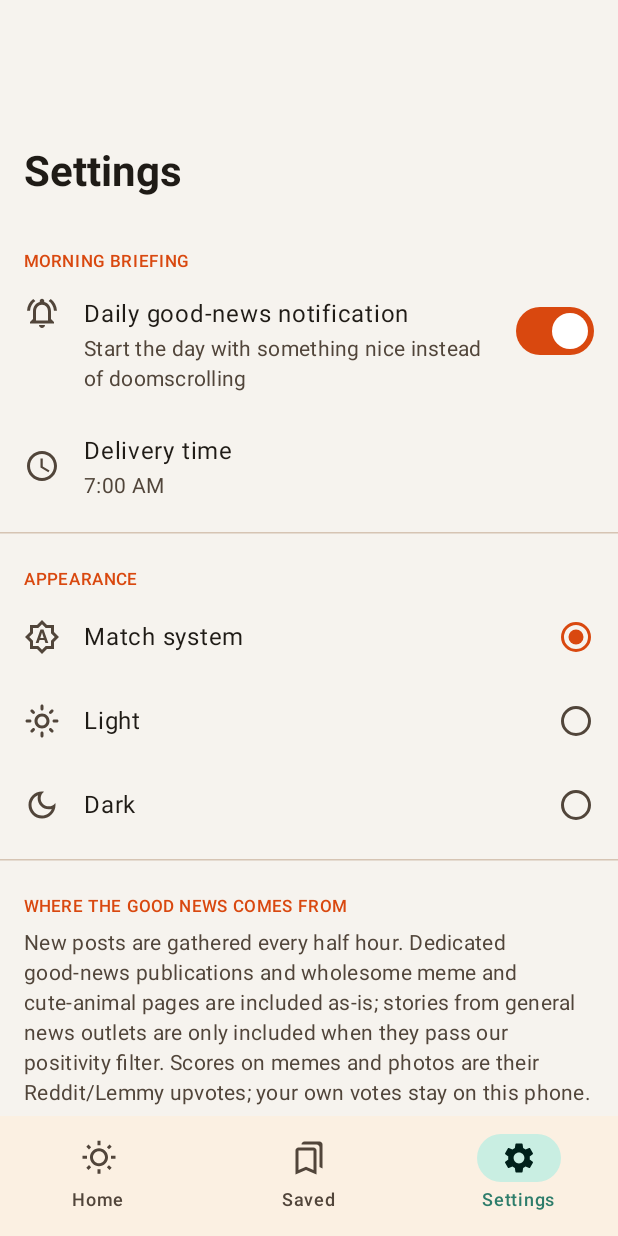
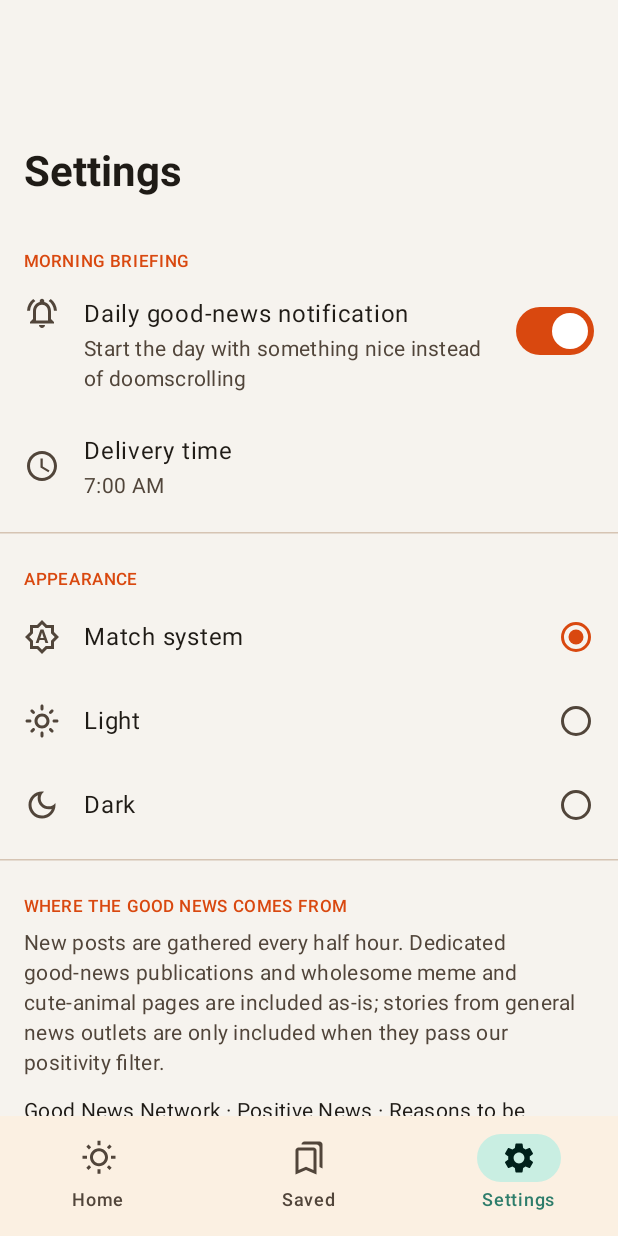
Before and after one commit to rockstoneballs/test, an Android app built with Jetpack Compose: the screen it shows after launch (MainActivity), item 3 of the bottom bar chosen, on a phone screen of 412 x 824 dp. Run offline under Robolectric (Android 15) with nearby library versions, the phone set to English and light mode, and no system bars; our stand-ins replace Room's generated code; libraries missing offline, so code that uses them is left out: coil.decode; network calls fail; pictures from the network do not load; 3 statements that could not run were skipped.

Commit message:
Remove voting: a news site, not a social site
- No vote buttons, scores, comment counts or "Top" (most-upvoted) sort in
  the website or the app. Sorts are now "Top stories" and "Latest".
- Posts keep Share and Save. Memes and animal photos keep a plain "View the
  original post" link on their page, as credit.
- Source-site popularity still quietly helps pick the best memes; it's
  never shown.
- Android: the votes table is dropped with a Room migration (v3); saved
  posts are kept.

Co-Authored-By: Claude Opus 5.5 <noreply@anthropic.com>
Claude-Session: https://claude.ai/code/session_01PX36bUWkL7C786FVHKA7CF

```diff
--- a/android/app/src/main/java/app/sunnyside/news/data/Models.kt
+++ b/android/app/src/main/java/app/sunnyside/news/data/Models.kt
@@ -146,34 +146,25 @@ enum class Region(val label: String, val emoji: String) {
     }
 }
 
-enum class SortMode(val label: String, val emoji: String) { Hot("Hot", "🔥"), New("New", "✨"), Top("Top", "🏆") }
+enum class SortMode(val label: String, val emoji: String) { Hot("Top stories", "⭐"), New("Latest", "🕒") }
 
 enum class ViewMode { Card, Compact }
 
-/** Ranking shared with the website (web/app.js): uplift + votes, decaying with age. */
+/** "Top stories" ranking, shared with the website (web/app.js): uplift, decaying with age. */
 object Ranking {
-    fun points(story: Story, myVote: Int): Int = (story.score ?: 0) + myVote
-
-    fun hot(story: Story, myVote: Int, now: Long = System.currentTimeMillis()): Double {
+    fun hot(story: Story, now: Long = System.currentTimeMillis()): Double {
         val ageHours = (now - story.publishedAtMillis) / 3_600_000.0
-        val votes = max(points(story, myVote), 0)
-        // Votes help, but are capped so news (which has no Reddit votes) isn't buried under memes.
-        val social = min(3.0, 0.75 * log10(1.0 + votes))
-        return story.uplift + social + (if (story.imageUrl != null) 0.5 else 0.0) + 2 * myVote - ageHours / 6
+        // For memes and animal photos, popularity on the source site picks the best ones (never shown).
+        val popular = min(3.0, 0.75 * log10(1.0 + max(story.score ?: 0, 0)))
+        return story.uplift + popular + (if (story.imageUrl != null) 0.5 else 0.0) - ageHours / 6
     }
 
-    /** Hot and Top show this many news stories for every meme / cute-animal post. */
+    /** "Top stories" shows this many news stories for every meme / cute-animal post. */
     const val NEWS_PER_SOCIAL = 3
 
-    fun sort(stories: List<Story>, mode: SortMode, votes: Map<String, Int>, now: Long = System.currentTimeMillis()): List<Story> {
+    fun sort(stories: List<Story>, mode: SortMode, now: Long = System.currentTimeMillis()): List<Story> {
         if (mode == SortMode.New) return stories.sortedByDescending { it.publishedAtMillis }
-        val comparator: Comparator<Story> = when (mode) {
-            // News has no upvotes of its own, so it ranks by uplift, then freshness.
-            SortMode.Top -> compareByDescending<Story> { points(it, votes[it.id] ?: 0) }
-                .thenByDescending { it.uplift }
-                .thenByDescending { it.publishedAtMillis }
-            else -> compareByDescending { hot(it, votes[it.id] ?: 0, now) }
-        }
+        val comparator = compareByDescending<Story> { hot(it, now) }
         val (news, social) = stories.partition { it.kind == PostKind.Article }
         return blend(news.sortedWith(comparator), social.sortedWith(comparator))
     }
--- a/android/app/src/main/java/app/sunnyside/news/data/NewsRepository.kt
+++ b/android/app/src/main/java/app/sunnyside/news/data/NewsRepository.kt
@@ -4,7 +4,6 @@ import android.content.Context
 import app.sunnyside.news.data.local.AppDatabase
 import app.sunnyside.news.data.local.PetEntity
 import app.sunnyside.news.data.local.StoryEntity
-import app.sunnyside.news.data.local.VoteEntity
 import app.sunnyside.news.data.local.toPet
 import app.sunnyside.news.data.local.toSavedEntity
 import app.sunnyside.news.data.local.toStory
@@ -41,8 +40,6 @@ class NewsRepository(
 
     val savedIds: Flow<Set<String>> = db.saved().observeIds().map { it.toSet() }
 
-    val votes: Flow<Map<String, Int>> = db.votes().observeAll().map { list -> list.associate { it.id to it.value } }
-
     /** All pets, newest first. The first kitten/puppy are the pets of the day. */
     val pets: Flow<List<Pet>> = db.pets().observeAll().map { list -> list.map { it.toPet() } }
 
@@ -54,11 +51,6 @@ class NewsRepository(
 
     suspend fun toggleSaved(story: Story, currentlySaved: Boolean) {
         if (currentlySaved) db.saved().remove(story.id) else db.saved().save(story.toSavedEntity(System.currentTimeMillis()))
-    }
-
-    /** Up (1) or down (-1); voting the same way again clears the vote, like Reddit. */
-    suspend fun vote(id: String, direction: Int, current: Int) {
-        if (current == direction || direction == 0) db.votes().clear(id) else db.votes().set(VoteEntity(id, direction))
     }
 
     /**
--- a/android/app/src/main/java/app/sunnyside/news/data/local/AppDatabase.kt
+++ b/android/app/src/main/java/app/sunnyside/news/data/local/AppDatabase.kt
@@ -8,15 +8,14 @@ import androidx.room.migration.Migration
 import androidx.sqlite.db.SupportSQLiteDatabase
 
 @Database(
-    entities = [StoryEntity::class, SavedStoryEntity::class, PetEntity::class, VoteEntity::class],
-    version = 2,
+    entities = [StoryEntity::class, SavedStoryEntity::class, PetEntity::class],
+    version = 3,
     exportSchema = false,
 )
 abstract class AppDatabase : RoomDatabase() {
     abstract fun stories(): StoryDao
     abstract fun saved(): SavedStoryDao
     abstract fun pets(): PetDao
-    abstract fun votes(): VoteDao
 
     companion object {
         /** v2 adds Reddit-style fields (kind, votes, comments…) and the votes table. Saved posts are kept. */
@@ -35,9 +34,16 @@ abstract class AppDatabase : RoomDatabase() {
             }
         }
 
+        /** v3 removes voting. */
+        private val MIGRATION_2_3 = object : Migration(2, 3) {
+            override fun migrate(db: SupportSQLiteDatabase) {
+                db.execSQL("DROP TABLE IF EXISTS votes")
+            }
+        }
+
         fun create(context: Context): AppDatabase =
             Room.databaseBuilder(context, AppDatabase::class.java, "sunnyside.db")
-                .addMigrations(MIGRATION_1_2)
+                .addMigrations(MIGRATION_1_2, MIGRATION_2_3)
                 .fallbackToDestructiveMigration()
                 .build()
     }
--- a/android/app/src/main/java/app/sunnyside/news/data/local/Daos.kt
+++ b/android/app/src/main/java/app/sunnyside/news/data/local/Daos.kt
@@ -54,18 +54,6 @@ interface SavedStoryDao {
 }
 
 @Dao
-interface VoteDao {
-    @Query("SELECT * FROM votes")
-    fun observeAll(): Flow<List<VoteEntity>>
-
-    @Upsert
-    suspend fun set(vote: VoteEntity)
-
-    @Query("DELETE FROM votes WHERE id = :id")
-    suspend fun clear(id: String)
-}
-
-@Dao
 interface PetDao {
     @Query("SELECT * FROM pets ORDER BY date DESC, kind ASC")
     fun observeAll(): Flow<List<PetEntity>>
--- a/android/app/src/main/java/app/sunnyside/news/ui/SunnysideNavHost.kt
+++ b/android/app/src/main/java/app/sunnyside/news/ui/SunnysideNavHost.kt
@@ -61,10 +61,9 @@ private fun rememberPostCallbacks(nav: NavHostController, vm: PostsViewModel): P
     return remember(nav, vm, toolbar) {
         PostCallbacks(
             open = { nav.navigate("post/${it.id}") },
-            vote = { story, direction -> vm.vote(story, direction) },
             toggleSave = { vm.toggleSave(it) },
             share = { shareText(context, it.title, shareBody(it)) },
-            openDiscussion = { story -> story.discussionUrl?.let { openInBrowser(context, it, toolbar) } },
+            openOriginal = { story -> story.discussionUrl?.let { openInBrowser(context, it, toolbar) } },
         )
     }
 }
--- a/android/app/src/main/java/app/sunnyside/news/ui/ViewModels.kt
+++ b/android/app/src/main/java/app/sunnyside/news/ui/ViewModels.kt
@@ -36,19 +36,15 @@ import kotlinx.coroutines.launch
 private fun <T> Flow<T>.asState(vm: ViewModel, initial: T): StateFlow<T> =
     stateIn(vm.viewModelScope, SharingStarted.WhileSubscribed(5_000), initial)
 
-/** Shared by every screen that shows posts: votes, saves, sort and layout. */
+/** Shared by every screen that shows posts: saves, sort and layout. */
 abstract class PostsViewModel(
     protected val repo: NewsRepository,
     protected val settingsRepo: SettingsRepository,
 ) : ViewModel() {
     val user: StateFlow<PostUserState> =
-        combine(repo.votes, repo.savedIds) { votes, saved -> PostUserState(votes, saved) }.asState(this, PostUserState())
+        repo.savedIds.map { PostUserState(it) }.asState(this, PostUserState())
 
     val settings: StateFlow<Settings> = settingsRepo.settings.asState(this, Settings())
-
-    fun vote(story: Story, direction: Int) = viewModelScope.launch {
-        repo.vote(story.id, direction, repo.votes.first()[story.id] ?: 0)
-    }
 
     fun toggleSave(story: Story) = viewModelScope.launch {
         repo.toggleSaved(story, story.id in repo.savedIds.first())
@@ -77,9 +73,9 @@ class HomeViewModel(repo: NewsRepository, settingsRepo: SettingsRepository) : Po
     val message: StateFlow<String?> = _message.asStateFlow()
     val updatedAt: StateFlow<Long?> = repo.feedUpdatedAt
 
-    val state: StateFlow<HomeState> = combine(repo.stories, repo.pets, repo.votes, settingsRepo.settings) { stories, pets, votes, s ->
+    val state: StateFlow<HomeState> = combine(repo.stories, repo.pets, settingsRepo.settings) { stories, pets, s ->
         HomeState(
-            posts = Ranking.sort(stories, s.sort, votes),
+            posts = Ranking.sort(stories, s.sort),
             kitten = pets.firstOrNull { it.kind == PetKind.Kitten },
             puppy = pets.firstOrNull { it.kind == PetKind.Puppy },
             loaded = true,
@@ -124,7 +120,7 @@ class SearchViewModel(repo: NewsRepository, settingsRepo: SettingsRepository) :
     private val _query = MutableStateFlow("")
     val query: StateFlow<String> = _query.asStateFlow()
 
-    val results: StateFlow<List<Story>> = combine(repo.stories, repo.votes, settingsRepo.settings, _query) { stories, votes, s, q ->
+    val results: StateFlow<List<Story>> = combine(repo.stories, settingsRepo.settings, _query) { stories, s, q ->
         val words = q.trim().lowercase().split(Regex("\\s+")).filter { it.isNotEmpty() }
         if (words.isEmpty()) {
             emptyList()
@@ -135,7 +131,6 @@ class SearchViewModel(repo: NewsRepository, settingsRepo: SettingsRepository) :
                     words.all { it in hay }
                 },
                 s.sort,
-                votes,
             )
         }
     }.asState(this, emptyList())
@@ -159,13 +154,13 @@ class DetailViewModel(repo: NewsRepository, settingsRepo: SettingsRepository, ha
     PostsViewModel(repo, settingsRepo) {
     private val id: String = checkNotNull(handle["id"])
 
-    val state: StateFlow<DetailState> = combine(repo.story(id), repo.stories, repo.votes) { story, all, votes ->
+    val state: StateFlow<DetailState> = combine(repo.story(id), repo.stories) { story, all ->
         DetailState(
             story = story,
             related = if (story == null) {
                 emptyList()
             } else {
-                Ranking.sort(all.filter { it.topic == story.topic && it.id != id }, SortMode.Hot, votes).take(5)
+                Ranking.sort(all.filter { it.topic == story.topic && it.id != id }, SortMode.Hot).take(5)
             },
             loaded = true,
         )
--- a/android/app/src/main/java/app/sunnyside/news/ui/settings/SettingsScreen.kt
+++ b/android/app/src/main/java/app/sunnyside/news/ui/settings/SettingsScreen.kt
@@ -147,8 +147,7 @@ fun SettingsScreen(viewModel: SettingsViewModel) {
             Text(
                 "New posts are gathered every half hour. Dedicated good-news publications and " +
                     "wholesome meme and cute-animal pages are included as-is; stories from general news outlets are " +
-                    "only included when they pass our positivity filter. Scores on memes and photos are " +
-                    "their Reddit/Lemmy upvotes; your own votes stay on this phone.",
+                    "only included when they pass our positivity filter.",
                 style = MaterialTheme.typography.bodyMedium,
                 color = MaterialTheme.colorScheme.onSurfaceVariant,
                 modifier = Modifier.padding(horizontal = 16.dp, vertical = 4.dp),
--- a/android/app/src/main/java/app/sunnyside/news/ui/theme/Theme.kt
+++ b/android/app/src/main/java/app/sunnyside/news/ui/theme/Theme.kt
@@ -100,7 +100,3 @@ fun SunnysideTheme(mode: ThemeMode = ThemeMode.System, content: @Composable () -
 
 /** Accent colour per topic, used for flair tags and image placeholders. */
 fun Topic.accent(): Color = Color(color)
-
-/** Upvote / downvote colours. */
-val UpvoteColor = Color(0xFFF76707)
-val DownvoteColor = Color(0xFF5C7CFA)
```
Also changed, not shown: android/app/src/main/java/app/sunnyside/news/data/local/Entities.kt (+0 -7 lines), android/app/src/main/java/app/sunnyside/news/ui/components/Components.kt (+14 -95 lines), android/app/src/main/java/app/sunnyside/news/ui/detail/StoryDetailScreen.kt (+12 -32 lines), 4 other files.
